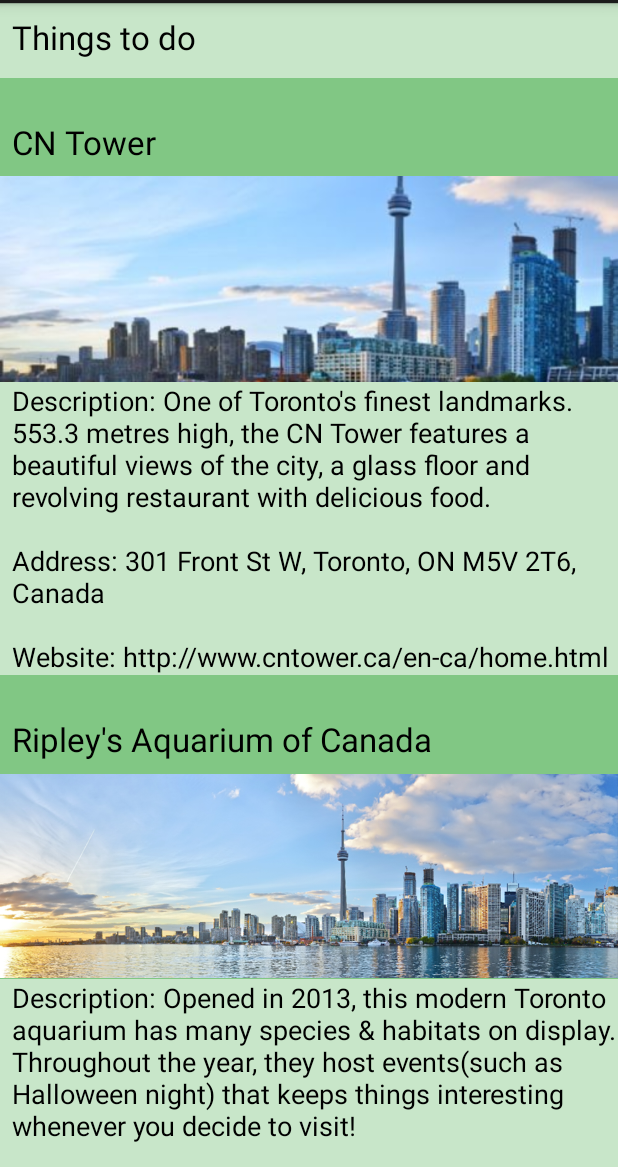
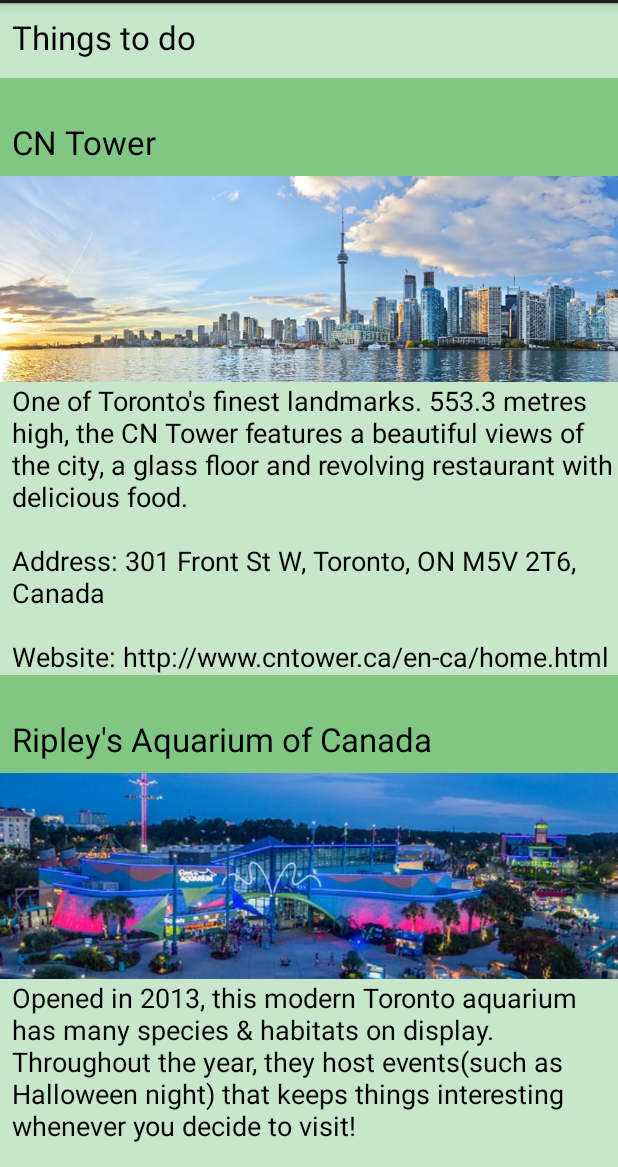
Before and after one commit to AndrewBordin/1-Way-Travel, an Android app: the ThingsToDoActivity screen opened directly, with no data from a screen before it, on a phone screen of 412 x 824 dp, the part 69-1236 px from its top. Run offline under Robolectric (Android 15) with nearby library versions, the phone set to English and light mode, and no system bars.

Commit message:
trying to push code again

```diff
--- a/app/src/main/java/com/example/andrew/project_bordin_costa/ThingsToDoActivity.java
+++ b/app/src/main/java/com/example/andrew/project_bordin_costa/ThingsToDoActivity.java
@@ -6,6 +6,7 @@ import android.content.res.Resources;
 import android.os.Bundle;
 import android.util.Log;
 import android.view.View;
+import android.widget.ImageView;
 import android.widget.TextView;
 
 import org.json.JSONArray;
@@ -28,6 +29,9 @@ public class ThingsToDoActivity extends Activity {
     TextView txtInfo1;
     TextView txtInfo2;
     TextView txtInfo3;
+    ImageView img1;
+    ImageView img2;
+    ImageView img3;
 
     String name1;
     String name2;
@@ -51,6 +55,9 @@ public class ThingsToDoActivity extends Activity {
         txtInfo1 = findViewById(R.id.txt_info1);
         txtInfo2 = findViewById(R.id.txt_info2);
         txtInfo3 = findViewById(R.id.txt_info3);
+        img1 = findViewById(R.id.img_1);
+        img2 = findViewById(R.id.img_2);
+        img3 = findViewById(R.id.img_3);
 
         name1 = "";
         name2 = "";
@@ -64,6 +71,7 @@ public class ThingsToDoActivity extends Activity {
         if(intent != null){
             arrayPosition = intent.getIntExtra("arrayPosition", 0);
             loadInfo(arrayPosition);
+            loadImages(arrayPosition);
             setInfo();
         }
 
@@ -90,6 +98,37 @@ public class ThingsToDoActivity extends Activity {
             getInfo(thingsToDo);
         } catch (JSONException e) {
             e.printStackTrace();
+        }
+
+    }
+
+    private void loadImages(int position) {
+
+        switch (position){
+            case 0:
+                img1.setImageDrawable(getResources().getDrawable(R.drawable.toronto2));
+                img2.setImageDrawable(getResources().getDrawable(R.drawable.ripleys));
+                img3.setImageDrawable(getResources().getDrawable(R.drawable.eatoncentre));
+                break;
+
+            case 1:
+                img1.setImageDrawable(getResources().getDrawable(R.drawable.londoneye));
+                img2.setImageDrawable(getResources().getDrawable(R.drawable.bigben));
+                img3.setImageDrawable(getResources().getDrawable(R.drawable.buckinghampalace));
+                break;
+
+            case 2:
+                img1.setImageDrawable(getResources().getDrawable(R.drawable.goldengate));
+                img2.setImageDrawable(getResources().getDrawable(R.drawable.pier39));
+                img3.setImageDrawable(getResources().getDrawable(R.drawable.coittower));
+                break;
+
+            case 3:
+                img1.setImageDrawable(getResources().getDrawable(R.drawable.operahouse));
+                img2.setImageDrawable(getResources().getDrawable(R.drawable.harbourbridge));
+                img3.setImageDrawable(getResources().getDrawable(R.drawable.tarongazoo));
+                break;
+
         }
 
     }
@@ -122,19 +161,19 @@ public class ThingsToDoActivity extends Activity {
             name2 = thingToDo2.getString("name");
             name3 = thingToDo3.getString("name");
 
-            infoBuilder1.append("Description: ").append(thingToDo1.getString("description"))
+            infoBuilder1.append(thingToDo1.getString("description"))
                     .append("\n").append("\n")
                     .append("Address: ").append(thingToDo1.getString("address"))
                     .append("\n").append("\n")
                     .append("Website: ").append(thingToDo1.getString("website"));
 
-            infoBuilder2.append("Description: ").append(thingToDo2.getString("description"))
+            infoBuilder2.append(thingToDo2.getString("description"))
                     .append("\n").append("\n")
                     .append("Address: ").append(thingToDo2.getString("address"))
                     .append("\n").append("\n")
                     .append("Website: ").append(thingToDo2.getString("website"));
 
-            infoBuilder3.append("Description: ").append(thingToDo3.getString("description"))
+            infoBuilder3.append(thingToDo3.getString("description"))
                     .append("\n").append("\n")
                     .append("Address: ").append(thingToDo3.getString("address"))
                     .append("\n").append("\n")
--- a/app/src/main/res/layout/activity_things_to_do.xml
+++ b/app/src/main/res/layout/activity_things_to_do.xml
@@ -51,10 +51,11 @@
             app:layout_constraintTop_toBottomOf="@+id/txt_info1" />
 
         <ImageView
-            android:id="@+id/imageView"
+            android:id="@+id/img_3"
             android:layout_width="wrap_content"
             android:layout_height="137dp"
             android:layout_marginEnd="8dp"
+            android:scaleType="centerCrop"
             android:src="@drawable/toronto2"
             app:layout_constraintEnd_toEndOf="parent"
             app:layout_constraintHorizontal_bias="0.0"
@@ -62,11 +63,12 @@
             app:layout_constraintTop_toBottomOf="@+id/txt_name3" />
 
         <ImageView
-            android:id="@+id/imageView3"
+            android:id="@+id/img_2"
             android:layout_width="wrap_content"
             android:layout_height="137dp"
             android:layout_marginEnd="8dp"
             android:layout_marginTop="8dp"
+            android:scaleType="centerCrop"
             android:src="@drawable/toronto2"
             app:layout_constraintEnd_toEndOf="parent"
             app:layout_constraintHorizontal_bias="0.0"
@@ -74,7 +76,7 @@
             app:layout_constraintTop_toBottomOf="@+id/txt_name2" />
 
         <ImageView
-            android:id="@+id/imageView2"
+            android:id="@+id/img_1"
             android:layout_width="wrap_content"
             android:layout_height="137dp"
             android:layout_marginTop="8dp"
@@ -95,7 +97,7 @@
             app:layout_constraintEnd_toEndOf="parent"
             app:layout_constraintHorizontal_bias="0.0"
             app:layout_constraintStart_toStartOf="parent"
-            app:layout_constraintTop_toBottomOf="@+id/imageView2" />
+            app:layout_constraintTop_toBottomOf="@+id/img_1" />
 
         <TextView
             android:id="@+id/txt_info2"
@@ -107,7 +109,7 @@
             android:textAppearance="@android:style/TextAppearance.Holo.Medium"
             app:layout_constraintEnd_toEndOf="parent"
             app:layout_constraintStart_toStartOf="parent"
-            app:layout_constraintTop_toBottomOf="@+id/imageView3" />
+            app:layout_constraintTop_toBottomOf="@+id/img_2" />
 
         <TextView
             android:id="@+id/txt_info3"
@@ -119,7 +121,7 @@
             android:textAppearance="@android:style/TextAppearance.Holo.Medium"
             app:layout_constraintEnd_toEndOf="parent"
             app:layout_constraintStart_toStartOf="parent"
-            app:layout_constraintTop_toBottomOf="@+id/imageView" />
+            app:layout_constraintTop_toBottomOf="@+id/img_3" />
 
         <TextView
             android:id="@+id/txt_name3"
```
